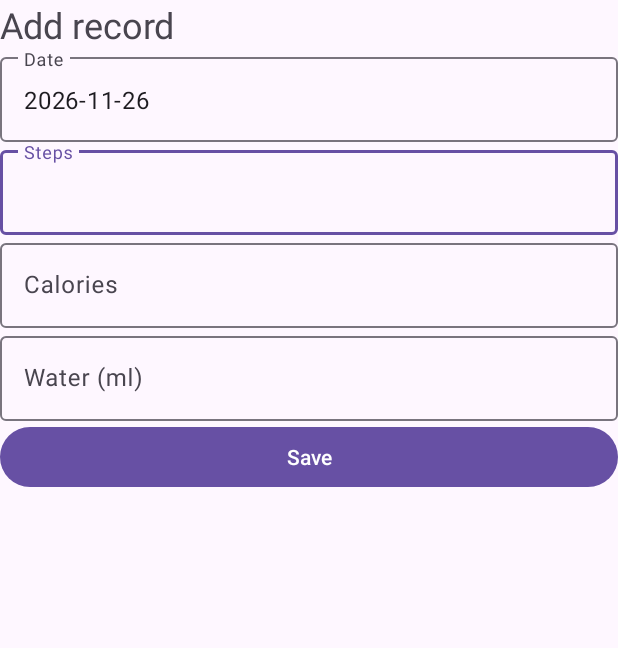
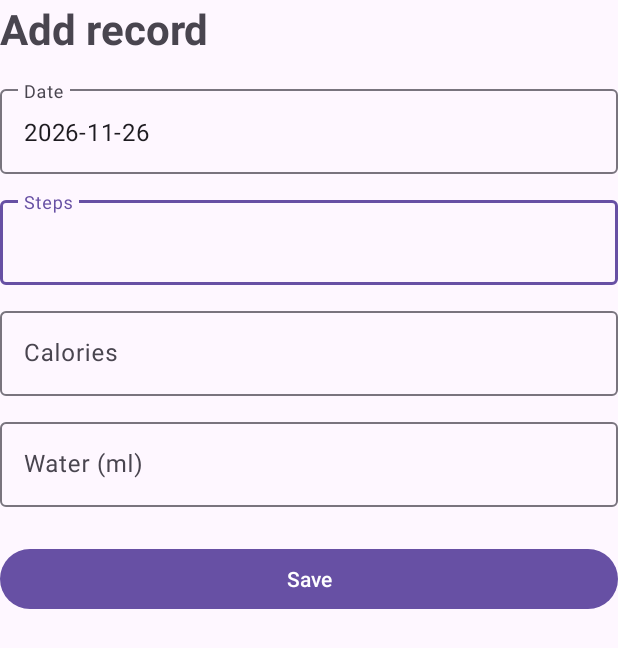
Before and after one commit to Amrith25/HealthMate, an Android app: the AddEditActivity screen opened directly, with no data from a screen before it, on a phone screen of 412 x 824 dp. Shown: the top 648 px of the screen. Run offline under Robolectric (Android 15) with nearby library versions, the phone set to English and light mode, and no system bars; our stand-ins replace Room's generated code.

Commit message:
style: consistent titles and form spacing

```diff
--- a/app/src/main/res/layout/activity_add_edit.xml
+++ b/app/src/main/res/layout/activity_add_edit.xml
@@ -7,48 +7,62 @@
     android:layout_height="match_parent"
     android:orientation="vertical"
     android:padding="16dp">
+
     <TextView
         android:layout_width="wrap_content"
         android:layout_height="wrap_content"
         android:text="Add record"
-        android:textSize="24sp" />
+        android:layout_marginBottom="16dp"
+        android:textSize="28sp"
+        android:textStyle="bold" />
+
     <com.google.android.material.textfield.TextInputLayout
         android:layout_width="match_parent"
         android:layout_height="wrap_content"
         android:hint="Date">
+
         <com.google.android.material.textfield.TextInputEditText
             android:id="@+id/inputDate"
             android:layout_width="match_parent"
             android:layout_height="wrap_content"
             android:focusable="false" />
     </com.google.android.material.textfield.TextInputLayout>
+
     <com.google.android.material.textfield.TextInputLayout
+        android:id="@+id/layoutSteps"
         android:layout_width="match_parent"
         android:layout_height="wrap_content"
-        android:id="@+id/layoutSteps"
+        android:layout_marginTop="12dp"
         android:hint="Steps">
+
         <com.google.android.material.textfield.TextInputEditText
             android:id="@+id/inputSteps"
             android:layout_width="match_parent"
             android:layout_height="wrap_content"
             android:inputType="number" />
     </com.google.android.material.textfield.TextInputLayout>
+
     <com.google.android.material.textfield.TextInputLayout
+        android:id="@+id/layoutCalories"
         android:layout_width="match_parent"
         android:layout_height="wrap_content"
-            android:id="@+id/layoutCalories"
+        android:layout_marginTop="12dp"
         android:hint="Calories">
+
         <com.google.android.material.textfield.TextInputEditText
             android:id="@+id/inputCalories"
             android:layout_width="match_parent"
             android:layout_height="wrap_content"
             android:inputType="number" />
     </com.google.android.material.textfield.TextInputLayout>
+
     <com.google.android.material.textfield.TextInputLayout
+        android:id="@+id/layoutWater"
         android:layout_width="match_parent"
         android:layout_height="wrap_content"
-                    android:id="@+id/layoutWater"
+        android:layout_marginTop="12dp"
         android:hint="Water (ml)">
+
         <com.google.android.material.textfield.TextInputEditText
             android:id="@+id/inputWater"
             android:layout_width="match_parent"
@@ -61,5 +75,6 @@
         android:id="@+id/buttonSave"
         android:layout_width="match_parent"
         android:layout_height="wrap_content"
+        android:layout_marginTop="24dp"
         android:text="Save" />
 </LinearLayout>
```
Also changed, not shown: app/src/main/res/layout/activity_records.xml (+4 -3 lines), app/src/main/res/layout/item_record.xml (+10 -2 lines). Lines whose indentation alone changed are shown as unchanged.
